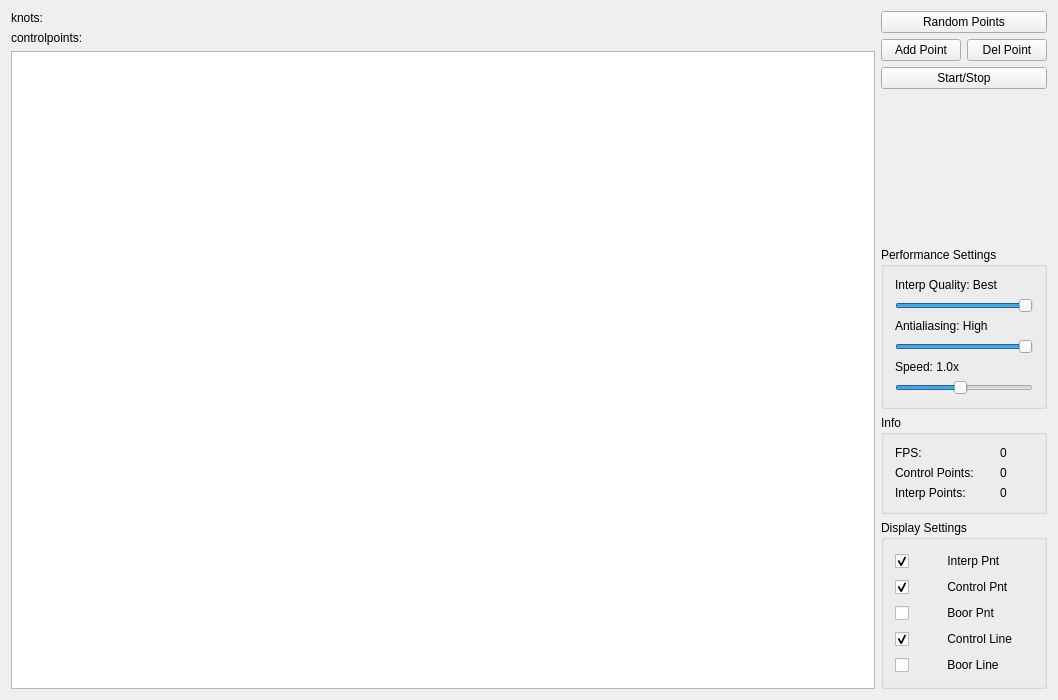
First picture: the form in mainwindow.ui, repository kunlina/animated-b-spline, before the edit.
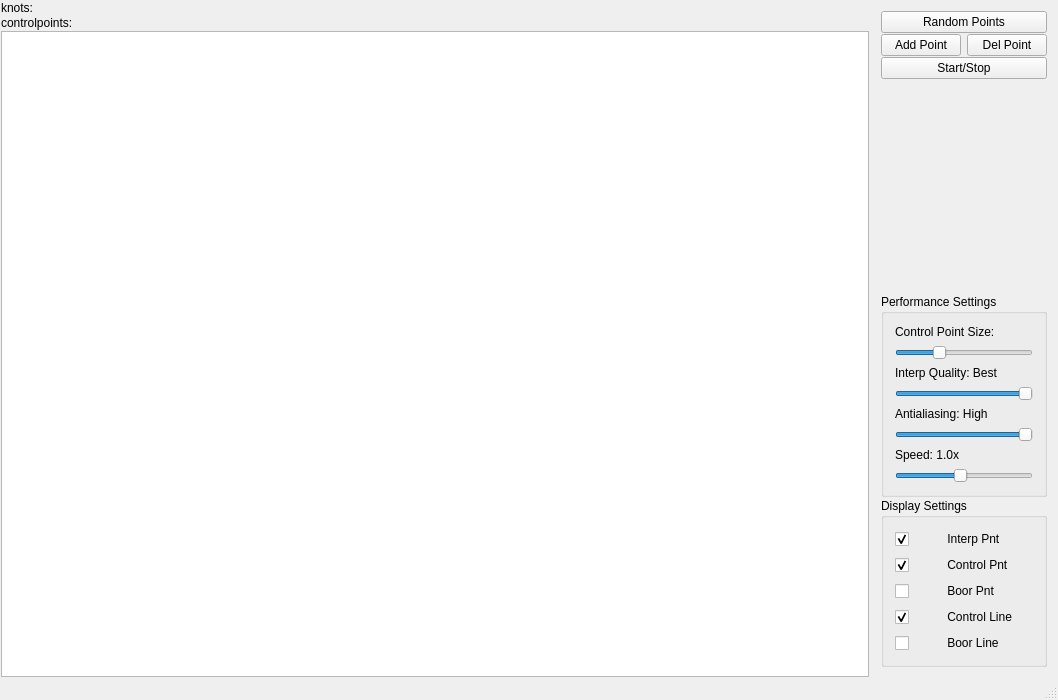
Second picture: the form after the edit.

What changed in the file:
```diff
--- a/mainwindow.ui
+++ b/mainwindow.ui
@@ -21,8 +21,43 @@
   </property>
   <widget class="QWidget" name="centralWidget">
    <layout class="QHBoxLayout" name="horizontalLayout">
+    <property name="spacing">
+     <number>0</number>
+    </property>
+    <property name="leftMargin">
+     <number>0</number>
+    </property>
+    <property name="topMargin">
+     <number>0</number>
+    </property>
+    <property name="rightMargin">
+     <number>0</number>
+    </property>
+    <property name="bottomMargin">
+     <number>0</number>
+    </property>
     <item>
+     <widget class="QStackedWidget" name="showCenter">
+      <property name="frameShape">
+       <enum>QFrame::NoFrame</enum>
+      </property>
+      <widget class="QWidget" name="Page1" native="true">
      <layout class="QVBoxLayout" name="verticalLayout_7">
+        <property name="spacing">
+         <number>1</number>
+        </property>
+        <property name="leftMargin">
+         <number>1</number>
+        </property>
+        <property name="topMargin">
+         <number>1</number>
+        </property>
+        <property name="rightMargin">
+         <number>1</number>
+        </property>
+        <property name="bottomMargin">
+         <number>1</number>
+        </property>
       <item>
        <widget class="QLabel" name="knots">
         <property name="text">
@@ -32,6 +67,9 @@
       </item>
       <item>
        <widget class="QLabel" name="controlpoints">
+          <property name="frameShape">
+           <enum>QFrame::NoFrame</enum>
+          </property>
         <property name="text">
          <string>controlpoints:</string>
         </property>
@@ -46,10 +84,10 @@
          </size>
         </property>
         <property name="verticalScrollBarPolicy">
-         <enum>Qt::ScrollBarAlwaysOff</enum>
+           <enum>Qt::ScrollBarAsNeeded</enum>
         </property>
         <property name="horizontalScrollBarPolicy">
-         <enum>Qt::ScrollBarAlwaysOff</enum>
+           <enum>Qt::ScrollBarAsNeeded</enum>
         </property>
         <property name="interactive">
          <bool>true</bool>
@@ -60,9 +98,18 @@
        </widget>
       </item>
      </layout>
+      </widget>
+     </widget>
     </item>
     <item>
+     <widget class="QFrame" name="setWidget">
+      <property name="frameShape">
+       <enum>QFrame::NoFrame</enum>
+      </property>
      <layout class="QVBoxLayout" name="verticalLayout_4">
+       <property name="spacing">
+        <number>1</number>
+       </property>
       <item>
        <widget class="QPushButton" name="startStopButton">
         <property name="sizePolicy">
@@ -138,6 +185,44 @@
          <string>Performance Settings</string>
         </property>
         <layout class="QVBoxLayout" name="verticalLayout_3">
+          <item>
+           <widget class="QLabel" name="controlPtSizeLabel">
+            <property name="text">
+             <string>Control Point Size:</string>
+            </property>
+           </widget>
+          </item>
+          <item>
+           <widget class="QSlider" name="controlPtSlider">
+            <property name="sizePolicy">
+             <sizepolicy hsizetype="Minimum" vsizetype="Fixed">
+              <horstretch>0</horstretch>
+              <verstretch>0</verstretch>
+             </sizepolicy>
+            </property>
+            <property name="minimum">
+             <number>1</number>
+            </property>
+            <property name="maximum">
+             <number>80</number>
+            </property>
+            <property name="singleStep">
+             <number>1</number>
+            </property>
+            <property name="pageStep">
+             <number>10</number>
+            </property>
+            <property name="value">
+             <number>25</number>
+            </property>
+            <property name="orientation">
+             <enum>Qt::Horizontal</enum>
+            </property>
+            <property name="invertedControls">
+             <bool>false</bool>
+            </property>
+           </widget>
+          </item>
          <item>
           <widget class="QLabel" name="QualityLabel">
            <property name="text">
@@ -222,69 +307,6 @@
         </layout>
        </widget>
       </item>
-      <item>
-       <widget class="QGroupBox" name="groupBox_2">
-        <property name="title">
-         <string>Info</string>
-        </property>
-        <layout class="QVBoxLayout" name="verticalLayout_2">
-         <item>
-          <layout class="QHBoxLayout" name="horizontalLayout_6">
-           <item>
-            <layout class="QVBoxLayout" name="verticalLayout_6">
-             <item>
-              <widget class="QLabel" name="label_2">
-               <property name="text">
-                <string>FPS:</string>
-               </property>
-              </widget>
-             </item>
-             <item>
-              <widget class="QLabel" name="label">
-               <property name="text">
-                <string>Control Points:      </string>
-               </property>
-              </widget>
-             </item>
-             <item>
-              <widget class="QLabel" name="label_3">
-               <property name="text">
-                <string>Interp Points:       </string>
-               </property>
-              </widget>
-             </item>
-            </layout>
-           </item>
-           <item>
-            <layout class="QVBoxLayout" name="verticalLayout_5">
-             <item>
-              <widget class="QLabel" name="fpsLabel_2">
-               <property name="text">
-                <string>0</string>
-               </property>
-              </widget>
-             </item>
-             <item>
-              <widget class="QLabel" name="ControlPointsLabel">
-               <property name="text">
-                <string>0</string>
-               </property>
-              </widget>
-             </item>
-             <item>
-              <widget class="QLabel" name="InterpolatedPointsLabel">
-               <property name="text">
-                <string>0</string>
-               </property>
-              </widget>
-             </item>
-            </layout>
-           </item>
-          </layout>
-         </item>
-        </layout>
-       </widget>
-      </item>
       <item>
        <widget class="QGroupBox" name="groupBox">
         <property name="sizePolicy">
@@ -296,12 +318,7 @@
         <property name="title">
          <string>Display Settings</string>
         </property>
-        <layout class="QHBoxLayout" name="horizontalLayout_2">
-         <item>
-          <layout class="QVBoxLayout" name="verticalLayout_8">
-           <property name="spacing">
-            <number>6</number>
-           </property>
+         <layout class="QVBoxLayout" name="verticalLayout">
            <item>
             <widget class="QCheckBox" name="checkBox">
              <property name="sizePolicy">
@@ -362,14 +379,14 @@
             </widget>
            </item>
           </layout>
+        </widget>
          </item>
         </layout>
        </widget>
       </item>
      </layout>
-    </item>
-   </layout>
   </widget>
+  <widget class="QStatusBar" name="statusBar"/>
  </widget>
  <layoutdefault spacing="6" margin="11"/>
  <resources/>
```
Lines whose indentation alone changed are shown as unchanged.
